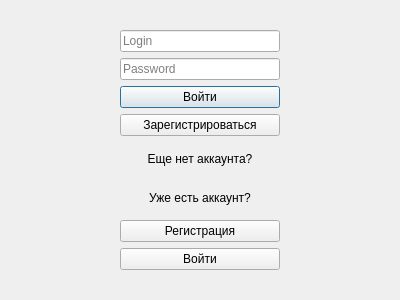
igor2323/AssettoHub, file client/authwindow.ui: the form before one commit.
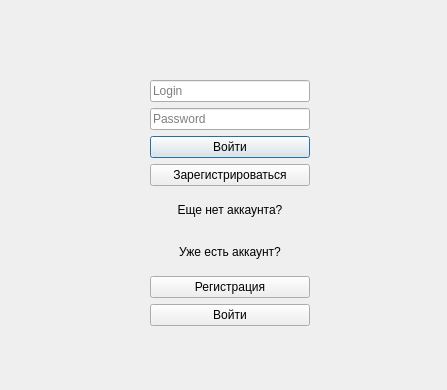
The form after the commit.

```diff
--- a/client/authwindow.ui
+++ b/client/authwindow.ui
@@ -6,8 +6,8 @@
    <rect>
     <x>0</x>
     <y>0</y>
-    <width>400</width>
-    <height>300</height>
+    <width>447</width>
+    <height>390</height>
    </rect>
   </property>
   <property name="windowTitle">
@@ -16,10 +16,10 @@
   <widget class="QWidget" name="verticalLayoutWidget_3">
    <property name="geometry">
     <rect>
-     <x>120</x>
-     <y>30</y>
+     <x>150</x>
+     <y>80</y>
      <width>160</width>
-     <height>240</height>
+     <height>246</height>
     </rect>
    </property>
    <layout class="QVBoxLayout" name="verticalLayout_3">
@@ -95,6 +95,25 @@
     </item>
    </layout>
   </widget>
+  <widget class="QLabel" name="passLoginFormat">
+   <property name="geometry">
+    <rect>
+     <x>120</x>
+     <y>10</y>
+     <width>221</width>
+     <height>61</height>
+    </rect>
+   </property>
+   <property name="text">
+    <string/>
+   </property>
+   <property name="alignment">
+    <set>Qt::AlignCenter</set>
+   </property>
+   <property name="wordWrap">
+    <bool>true</bool>
+   </property>
+  </widget>
  </widget>
  <resources/>
  <connections/>
```
